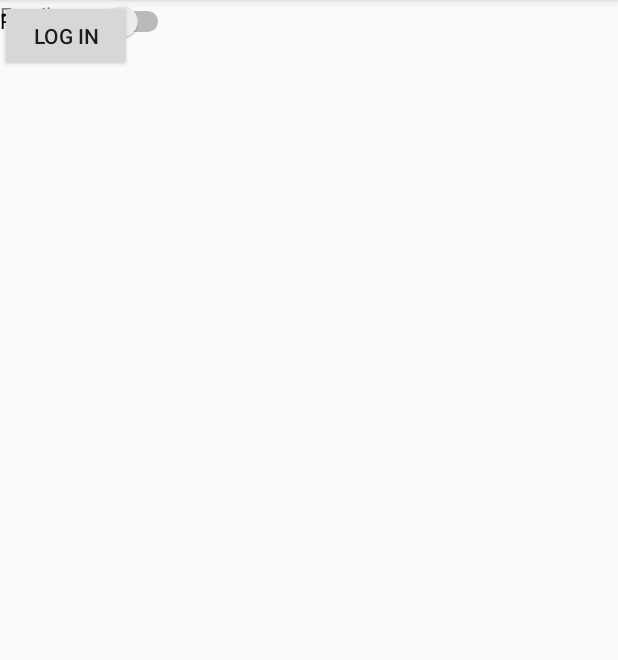
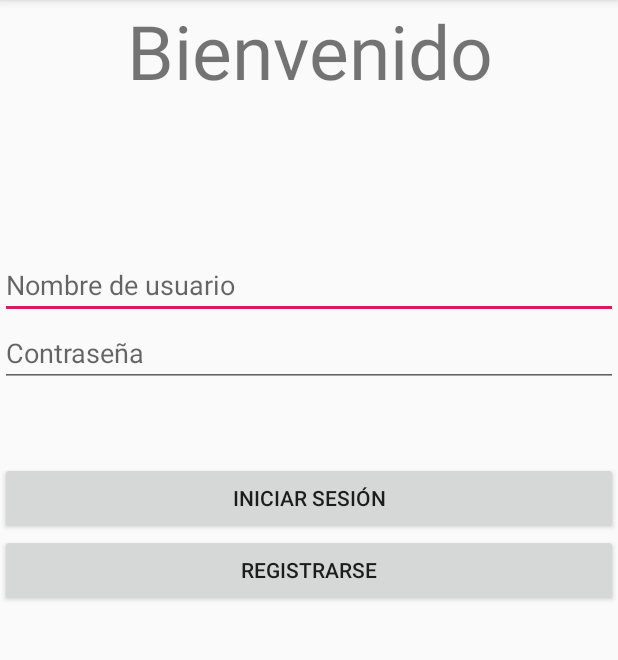
Before and after one commit to lucasag97/AndroidDomotica, an Android app: the screen it shows after launch (LoginActivity), on a phone screen of 412 x 824 dp, the part 84-744 px from its top. Run offline under Robolectric (Android 15) with nearby library versions, the phone set to English and light mode, and no system bars.

Commit message:
cambios. funcionando registro y login

```diff
--- a/app/src/main/AndroidManifest.xml
+++ b/app/src/main/AndroidManifest.xml
@@ -9,6 +9,7 @@
         android:roundIcon="@mipmap/ic_launcher_round"
         android:supportsRtl="true"
         android:theme="@style/AppTheme">
+        <activity android:name=".RegisterActivity"></activity>
         <activity android:name=".LoginActivity">
             <intent-filter>
                 <action android:name="android.intent.action.MAIN" />
@@ -16,8 +17,7 @@
                 <category android:name="android.intent.category.LAUNCHER" />
             </intent-filter>
         </activity>
-        <activity android:name=".MainActivity">
-        </activity>
+        <activity android:name=".MainActivity"></activity>
     </application>
 
 </manifest>
--- /dev/null
+++ b/app/src/main/java/com/example/tpdomotica/ConexionSQLite.java
@@ -0,0 +1,23 @@
+package com.example.tpdomotica;
+
+import android.content.Context;
+import android.database.sqlite.SQLiteDatabase;
+import android.database.sqlite.SQLiteOpenHelper;
+
+public class ConexionSQLite extends SQLiteOpenHelper {
+
+    public ConexionSQLite(Context context, String name, SQLiteDatabase.CursorFactory factory, int version) {
+        super(context, name, factory, version);
+    }
+
+    @Override
+    public void onCreate(SQLiteDatabase db) {
+        db.execSQL(Utilidades.CREAR_TABLA_USER);
+    }
+
+    @Override
+    public void onUpgrade(SQLiteDatabase db, int oldVersion, int newVersion) {
+        db.execSQL("DROP TABLE IF EXISTS usuarios");
+        onCreate(db);
+    }
+}
--- a/app/src/main/java/com/example/tpdomotica/LoginActivity.java
+++ b/app/src/main/java/com/example/tpdomotica/LoginActivity.java
@@ -1,111 +1,84 @@
 package com.example.tpdomotica;
 
-import android.content.Context;
 import android.content.Intent;
-import android.content.SharedPreferences;
+import android.database.Cursor;
+import android.database.sqlite.SQLiteDatabase;
 import android.support.v7.app.AppCompatActivity;
 import android.os.Bundle;
-import android.text.TextUtils;
-import android.util.Patterns;
 import android.view.View;
 import android.widget.Button;
 import android.widget.EditText;
-import android.widget.Switch;
-import android.widget.TextView;
 import android.widget.Toast;
-
-import org.w3c.dom.Text;
+import com.example.tpdomotica.Usuario;
 
 public class LoginActivity extends AppCompatActivity {
 
-    private SharedPreferences prefs;
+    private EditText username, password;
+    private Button login,registrar;
 
-    private EditText editTextEmail; //estos dos atributos tienen  que ser EditText para que el usuario pueda ingresar los datos
-    private EditText editTextPassword;
-    private Switch switchRecordar;
-    private Button btnLogin;
+    private ConexionSQLite db;
 
+    View.OnClickListener RegistroListener = new View.OnClickListener() {
+        @Override
+        public void onClick(View v) {
+            Intent intent = new Intent(LoginActivity.this,RegisterActivity.class);
+            startActivity(intent);
+        }
+    };
+    View.OnClickListener LoginListener = new View.OnClickListener(){
+        @Override
+        public void onClick(View v){
+            Verificar();
+        }
+    };
 
     @Override
-    protected void onCreate(final Bundle savedInstanceState) {
+    protected void onCreate(Bundle savedInstanceState) {
         super.onCreate(savedInstanceState);
-        setContentView(R.layout.activity_login3);
-        bindUI();
-        prefs = getSharedPreferences("Preferences", Context.MODE_PRIVATE);
+        setContentView(R.layout.activity_login);
 
-        setCredentialsIfExist();
+        db = new ConexionSQLite(this, "db_domotica", null, 1);
 
+        username = (EditText)findViewById(R.id.login_username);
+        password = (EditText)findViewById(R.id.login_pwd);
+        login = (Button)findViewById(R.id.btn_login);
+        registrar = (Button) findViewById(R.id.btn_toregistro);
 
-        btnLogin.setOnClickListener(new View.OnClickListener() {
-            @Override
-            public void onClick(View v) {
-                String email = editTextEmail.getText().toString();
-                String password = editTextPassword.getText().toString();
+        registrar.setOnClickListener(RegistroListener);
+        login.setOnClickListener(LoginListener);
 
-                if(login(email,password)){
-                    goToMain();
-                    saveOnPreferences(email,password);
     }
-            }
-        });
-    }
+    public void Verificar(){
+        SQLiteDatabase db_consulta = db.getReadableDatabase();
+        String [] parametros = {username.getText().toString()};
+        String [] campos = {"_id,nombre,apellido,dni,username,password,rol"};
 
-    private void bindUI(){
-        editTextEmail = (EditText) findViewById(R.id.editTextEmail);
-        editTextPassword = (EditText) findViewById(R.id.editTextPassword);
-        switchRecordar = (Switch) findViewById(R.id.switchRecordar);
-        btnLogin = (Button) findViewById(R.id.btnLogin);
-    }
+        //SELECT * FROM usuarios WHERE Email = 'example@';
 
-    public void setCredentialsIfExist(){
-        String email = getUserMailPrefs();
-        String password = getUserPasswordPrefs();
-        if(!TextUtils.isEmpty(email) && !TextUtils.isEmpty((password))){
-            editTextEmail.setText(email);
-            editTextPassword.setText(password);
-        }
-    }
+        try {
+            //consulta para sacar un usuario
+            Cursor cursor = db_consulta.query("usuarios",campos,"username=?",parametros,null,null,null);
+            cursor.moveToFirst();
+            //creo un usuario con los datos de la bd
+            Usuario usuario = new Usuario(cursor.getString(1),cursor.getString(2),cursor.getString(3),cursor.getString(4), cursor.getString(5));
+            usuario.setId(cursor.getInt(0));
+            usuario.setRol(cursor.getString(6));
 
-    private boolean login(String email, String password){
-        if (!isValidEmail(email)){
-            Toast.makeText(this, "email no valido, intenta de nuevo", Toast.LENGTH_LONG).show();
-            return false;
-        }
-        else if(!isValidPassword(password)){
-            Toast.makeText(this,"El password no es valido, ingresa mas caracteres", Toast.LENGTH_LONG).show();
-            return false;
-        }else{
-            return true;
-        }
-    }
-    private void saveOnPreferences(String email,String password){
-        if(switchRecordar.isChecked()){
-            SharedPreferences.Editor editor = prefs.edit();
-            editor.putString("email",email);
-            editor.putString("pass",password);
-            editor.commit();
-            editor.apply();
-        }
-    }
-    private  boolean isValidEmail(String email){
-        return !TextUtils.isEmpty(email) && Patterns.EMAIL_ADDRESS.matcher(email).matches();
-    }
-    private boolean isValidPassword(String password){
-        return password.length() > 4;
-    }
-
-    private void goToMain(){
-        Intent intent = new Intent(this, MainActivity.class);
-        intent.setFlags(Intent.FLAG_ACTIVITY_NEW_TASK | Intent.FLAG_ACTIVITY_CLEAR_TASK);
+            String contraseña_usuario = usuario.getPassword();
+            String contraseña_ingresada = password.getText().toString();
+            if(contraseña_usuario.equals(contraseña_ingresada)){
+                Intent intent = new Intent(LoginActivity.this,MainActivity.class);
                 startActivity(intent);
             }
-
-    private String getUserMailPrefs(){
-        return prefs.getString("email","");
+            else{
+                Toast.makeText(getApplicationContext(),"Contraseña incorrecta",Toast.LENGTH_SHORT).show();
             }
-    private String getUserPasswordPrefs(){
-        return prefs.getString("pass","");
+        }catch (Exception e){
+            Toast.makeText(getApplicationContext(),"Usuario no registrado",Toast.LENGTH_SHORT).show();
         }
 
 
+
+
     }
+}
--- a/app/src/main/res/layout/activity_login.xml
+++ b/app/src/main/res/layout/activity_login.xml
@@ -1,41 +1,56 @@
 <?xml version="1.0" encoding="utf-8"?>
-<android.support.constraint.ConstraintLayout xmlns:android="http://schemas.android.com/apk/res/android"
+<LinearLayout
     xmlns:app="http://schemas.android.com/apk/res-auto"
+    xmlns:android="http://schemas.android.com/apk/res/android"
     xmlns:tools="http://schemas.android.com/tools"
     android:layout_width="match_parent"
     android:layout_height="match_parent"
+    android:orientation="vertical"
     tools:context=".LoginActivity">
 
+    <TextView
+        android:id="@+id/textView2"
+        android:layout_width="match_parent"
+        android:layout_height="wrap_content"
+        android:layout_marginBottom="100dp"
+        android:gravity="center"
+        android:text="Bienvenido"
+        android:textSize="50dp" />
+
     <EditText
-        android:id="@+id/editText"
-        android:layout_width="243dp"
-        android:layout_height="44dp"
+        android:id="@+id/login_username"
+        android:layout_width="match_parent"
+        android:layout_height="wrap_content"
         android:ems="10"
-        android:inputType="textLongMessage|textPassword"
-        tools:layout_editor_absoluteX="82dp"
-        tools:layout_editor_absoluteY="194dp" />
+        android:hint="Nombre de usuario"
+        android:inputType="textPersonName" />
 
-    <Switch
-        android:id="@+id/switch1"
-        android:layout_width="wrap_content"
+    <EditText
+        android:id="@+id/login_pwd"
+        android:layout_width="match_parent"
         android:layout_height="wrap_content"
-        android:text="Switch"
-        tools:layout_editor_absoluteX="243dp"
-        tools:layout_editor_absoluteY="309dp" />
+        android:layout_marginBottom="50dp"
+        android:ems="10"
+        android:hint="Contraseña"
+        android:inputType="textPassword" />
+
+
 
     <Button
-        android:id="@+id/button"
-        android:layout_width="wrap_content"
+        android:id="@+id/btn_login"
+        android:layout_width="match_parent"
         android:layout_height="wrap_content"
-        android:text="Button"
-        tools:layout_editor_absoluteX="161dp"
-        tools:layout_editor_absoluteY="388dp" />
+        android:text="Iniciar sesión"
+        tools:layout_editor_absoluteX="78dp"
+        tools:layout_editor_absoluteY="5dp" />
 
-    <TextView
-        android:id="@+id/editTextEmail"
-        android:layout_width="243dp"
-        android:layout_height="46dp"
-        android:layout_marginBottom="46dp"
-        app:layout_constraintBottom_toTopOf="@+id/editText"
-        tools:layout_editor_absoluteX="83dp" />
-</android.support.constraint.ConstraintLayout>
+    <Button
+        android:id="@+id/btn_toregistro"
+        android:layout_width="match_parent"
+        android:layout_height="wrap_content"
+        android:text="Registrarse"
+        tools:layout_editor_absoluteX="210dp"
+        tools:layout_editor_absoluteY="7dp" />
+
+
+</LinearLayout>
--- a/app/src/main/res/layout/activity_login3.xml
+++ /dev/null
@@ -1,48 +0,0 @@
-<?xml version="1.0" encoding="utf-8"?>
-<android.support.constraint.ConstraintLayout xmlns:android="http://schemas.android.com/apk/res/android"
-    xmlns:app="http://schemas.android.com/apk/res-auto"
-    xmlns:tools="http://schemas.android.com/tools"
-    android:layout_width="match_parent"
-    android:layout_height="match_parent"
-    tools:context=".LoginActivity">
-
-    <TextView
-        android:id="@+id/editTextEmail"
-        android:layout_width="247dp"
-        android:layout_height="57dp"
-        android:hint="Email"
-        android:inputType="textWebEmailAddress"
-        android:isScrollContainer="true"
-        android:text="Email"
-        android:visibility="visible"
-        tools:layout_editor_absoluteX="82dp"
-        tools:layout_editor_absoluteY="141dp"
-        tools:style="@style/editTestStyle" />
-
-    <TextView
-        android:id="@+id/editTextPassword"
-        android:layout_width="244dp"
-        android:layout_height="58dp"
-        android:hint="Password"
-        android:inputType="textPassword"
-        android:text="Password"
-        android:visibility="visible"
-        tools:layout_editor_absoluteX="82dp"
-        tools:layout_editor_absoluteY="276dp" />
-
-    <Switch
-        android:id="@+id/switchRecordar"
-        android:layout_width="116dp"
-        android:layout_height="28dp"
-        android:text="Recordar"
-        tools:layout_editor_absoluteX="213dp"
-        tools:layout_editor_absoluteY="390dp" />
-
-    <Button
-        android:id="@+id/btnLogin"
-        android:layout_width="wrap_content"
-        android:layout_height="wrap_content"
-        android:text="LOG IN"
-        tools:layout_editor_absoluteX="161dp"
-        tools:layout_editor_absoluteY="488dp" />
-</android.support.constraint.ConstraintLayout>
```
Also changed, not shown: app/src/main/java/com/example/tpdomotica/MainActivity.java (+24 -33 lines), app/src/main/java/com/example/tpdomotica/RegisterActivity.java (added, +49 -0 lines), app/src/main/java/com/example/tpdomotica/Usuario.java (added, +76 -0 lines), app/src/main/java/com/example/tpdomotica/Utilidades.java (added, +18 -0 lines), app/src/main/res/layout/activity_login2.xml (deleted, +0 -9 lines), app/src/main/res/layout/activity_main.xml (+32 -8 lines), app/src/main/res/layout/activity_register.xml (added, +92 -0 lines). Lines whose indentation alone changed are shown as unchanged.
